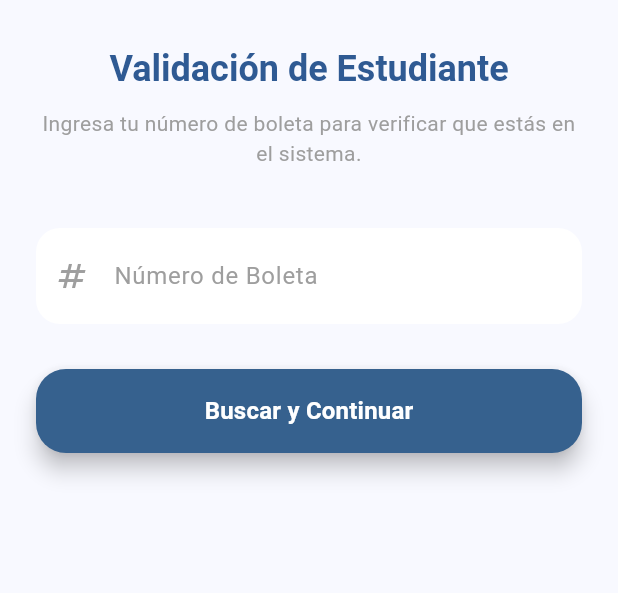
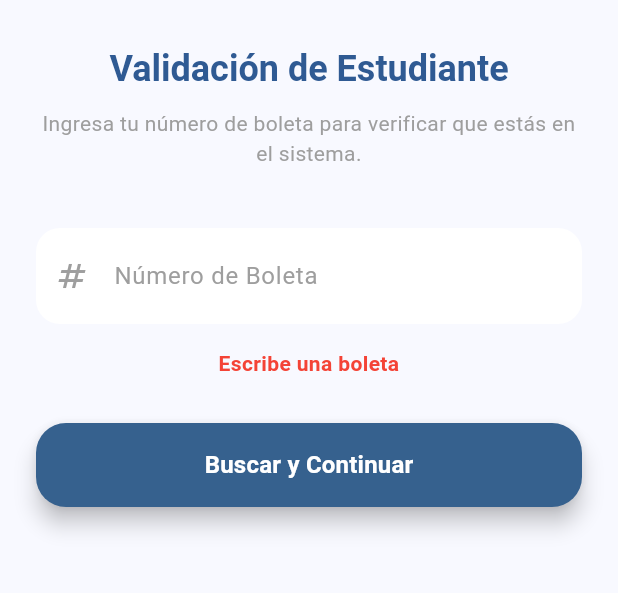
Before and after one commit to betilloXann/proyecto_tutorias, a Flutter app: the StudentLookupView screen opened by its route, after a tap on "Buscar y Continuar", on a phone screen of 412 x 824 dp, the part 330-923 px from its top. Run offline on Flutter 3.47's test engine with Material 3 defaults, Android fonts, the phone set to English and light mode, and no system bars; our stand-ins replace cloud_firestore, firebase_auth, firebase_core, firebase_storage, flutter_svg; accounts and stored records are empty.

Commit message:
:pencil2: Corrige el error de tener una cuenta resgirtarda en rester_view.dart y de student_lookup_view.dart

```diff
--- a/lib/features/login/views/register_view.dart
+++ b/lib/features/login/views/register_view.dart
@@ -7,11 +7,13 @@ class RegisterView extends StatefulWidget {
   // VARIABLES QUE RECIBE DE LA PANTALLA ANTERIOR
   final String boleta;
   final String foundName;
+  final String docId;
 
   const RegisterView({
     super.key,
     required this.boleta,
-    required this.foundName
+    required this.foundName,
+    required this.docId,
   });
 
   @override
--- a/lib/features/login/views/student_lookup_view.dart
+++ b/lib/features/login/views/student_lookup_view.dart
@@ -1,8 +1,11 @@
 import 'package:flutter/material.dart';
 import 'package:flutter_svg/flutter_svg.dart';
+import 'package:provider/provider.dart'; // Importante para acceder al repo
+
 import '../../../core/widgets/primary_button.dart';
 import '../../../core/widgets/text_input_field.dart';
-import 'register_view.dart'; // Importamos la siguiente pantalla
+import '../../../data/repositories/auth_repository.dart'; // Tu repositorio real
+import 'register_view.dart';
 
 class StudentLookupView extends StatefulWidget {
   const StudentLookupView({super.key});
@@ -14,35 +17,58 @@ class StudentLookupView extends StatefulWidget {
 class _StudentLookupViewState extends State<StudentLookupView> {
   final boletaCtrl = TextEditingController();
   bool _isLoading = false;
+  String? _errorMessage;
 
   void _searchStudent() async {
     final boleta = boletaCtrl.text.trim();
-    if (boleta.isEmpty) return;
+    if (boleta.isEmpty) {
+      setState(() => _errorMessage = "Escribe una boleta");
+      return;
+    }
 
-    setState(() => _isLoading = true);
+    setState(() {
+      _isLoading = true;
+      _errorMessage = null;
+    });
 
-    // --- SIMULACIÓN DE BACKEND (Firebase) ---
-    // Aquí consultaríamos a Firestore: collections('usuarios').where('boleta', isEqualTo: boleta)
-    await Future.delayed(const Duration(seconds: 1)); // Simulamos espera
+    try {
+      // 1. OBTENEMOS EL REPOSITORIO
+      final authRepo = context.read<AuthRepository>();
 
-    // CASO DE ÉXITO: Encontramos al alumno
-    // Supongamos que la BD nos devolvió: { nombre: "Juan Pérez", estatus: "PRE_REGISTRO" }
+      // 2. CONSULTAMOS A FIREBASE DE VERDAD
+      final user = await authRepo.checkStudentStatus(boleta);
 
-    if (mounted) {
+      if (!mounted) return;
+
       setState(() => _isLoading = false);
 
-      // Navegamos a la siguiente pantalla PASANDO LOS DATOS
+      if (user == null) {
+        // Caso: No existe la boleta en la BD
+        setState(() => _errorMessage = "Boleta no encontrada en el pre-registro.");
+      } else if (user.status != 'PRE_REGISTRO') {
+        // Caso: Ya se registró antes
+        setState(() => _errorMessage = "Esta cuenta ya fue activada. Intenta iniciar sesión.");
+      } else {
+        // 3. ÉXITO: Pasamos el nombre REAL que vino de Firebase
         Navigator.push(
           context,
           MaterialPageRoute(
             builder: (context) => RegisterView(
-            boleta: boleta,
-            foundName: "Juan Pérez González", // Este dato vendría de la BD
+              boleta: user.boleta,      // Dato real de FB
+              foundName: user.name,     // Dato real de FB ("Tu Nombre Real")
+              docId: user.id,           // IMPORTANTE: Pasamos el ID del documento para actualizarlo luego
             ),
           ),
         );
       }
-    // ----------------------------------------
+    } catch (e) {
+      if (mounted) {
+        setState(() {
+          _isLoading = false;
+          _errorMessage = "Error de conexión: $e";
+        });
+      }
+    }
   }
 
   @override
@@ -91,6 +117,17 @@ class _StudentLookupViewState extends State<StudentLookupView> {
               keyboardType: TextInputType.number,
             ),
 
+            // Muestra mensaje de error si existe
+            if (_errorMessage != null)
+              Padding(
+                padding: const EdgeInsets.only(top: 16),
+                child: Text(
+                  _errorMessage!,
+                  style: const TextStyle(color: Colors.red, fontWeight: FontWeight.bold),
+                  textAlign: TextAlign.center,
+                ),
+              ),
+
             const SizedBox(height: 30),
 
             SizedBox(
```
Lines whose indentation alone changed are shown as unchanged.
